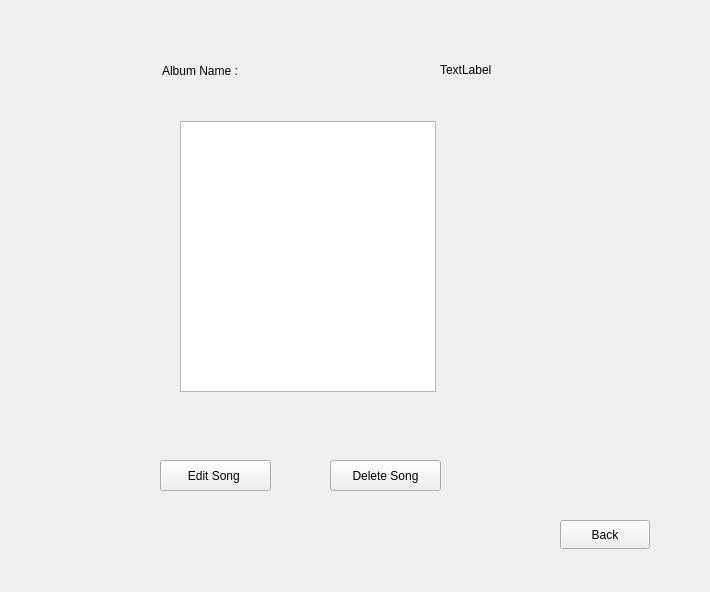
Old version of the form albumwindow.ui in the repository Fatemehasadi86/spotify1.
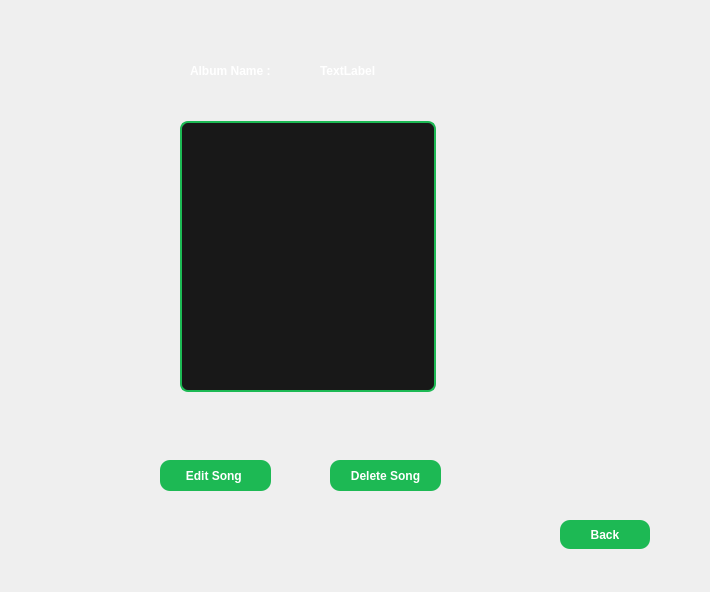
New version of the form.

Diff of the .ui file:
```diff
--- a/albumwindow.ui
+++ b/albumwindow.ui
@@ -13,10 +13,44 @@
   <property name="windowTitle">
    <string>Form</string>
   </property>
+  <property name="styleSheet">
+   <string notr="true">QListWidget{
+    background:#181818;
+    border:2px solid #1DB954;
+    border-radius:8px;
+    color:white;
+}
+
+QListWidget::item{
+    padding:8px;
+}
+
+QListWidget::item:selected{
+    background:#1DB954;
+}  QLabel{
+    color:white;
+    font-weight:bold;
+}  QPushButton{
+    background-color:#1DB954;
+    color:white;
+    border:none;
+    border-radius:10px;
+    padding:8px;
+    font-weight:bold;
+}
+
+QPushButton:hover{
+    background:#1ED760;
+}
+
+QPushButton:pressed{
+    background:#169C46;
+}</string>
+  </property>
   <widget class="QLabel" name="label">
    <property name="geometry">
     <rect>
-     <x>162</x>
+     <x>190</x>
      <y>50</y>
      <width>191</width>
      <height>41</height>
@@ -29,10 +63,10 @@
   <widget class="QLabel" name="label_2">
    <property name="geometry">
     <rect>
-     <x>440</x>
+     <x>320</x>
      <y>60</y>
-     <width>63</width>
-     <height>20</height>
+     <width>81</width>
+     <height>21</height>
     </rect>
    </property>
    <property name="text">
```
